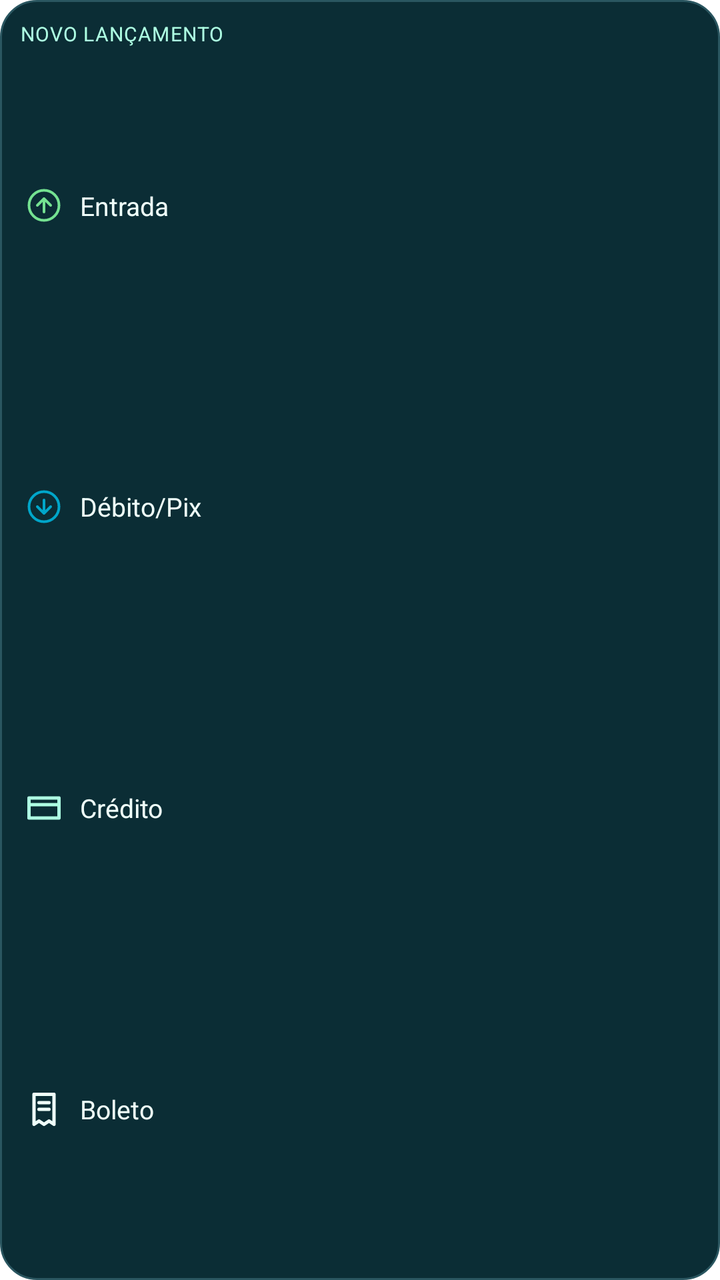
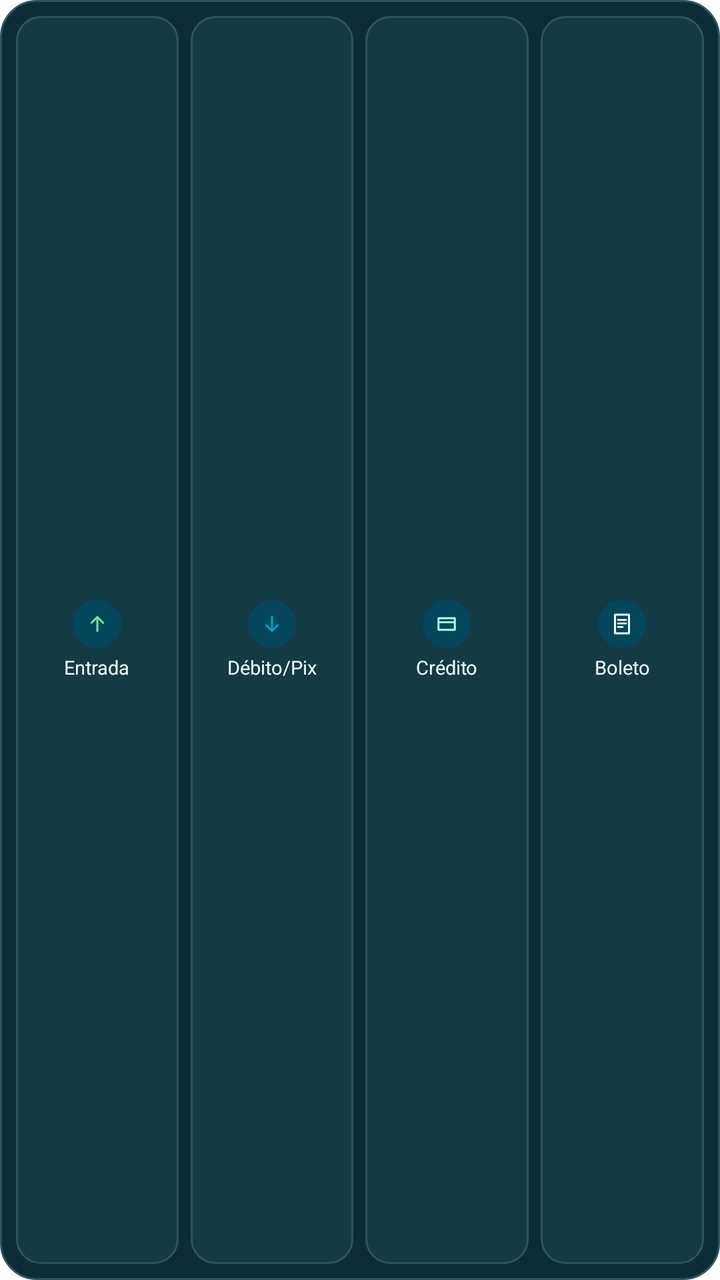

Two renders of the same Android screen: before a commit and after it. Below are the layout's source before the change and the commit's diff.
<!-- AndroidManifest.xml: fallback theme Theme.MaterialComponents.DayNight.NoActionBar -->
<!-- res/layout/grana_central_widget.xml -->
<?xml version="1.0" encoding="utf-8"?>
<LinearLayout xmlns:android="http://schemas.android.com/apk/res/android"
    android:id="@+id/grana_central_raiz"
    android:layout_width="match_parent"
    android:layout_height="match_parent"
    android:background="@drawable/grana_widget_card"
    android:orientation="vertical"
    android:padding="10dp">

  <TextView
      android:layout_width="match_parent"
      android:layout_height="wrap_content"
      android:layout_marginBottom="4dp"
      android:text="@string/grana_central_titulo"
      android:textColor="@color/grana_widget_menta"
      android:textSize="10sp"
      android:letterSpacing="0.04"
      android:textAllCaps="true"
      android:maxLines="1" />

  <TextView
      android:id="@+id/grana_central_entrada"
      android:layout_width="match_parent"
      android:layout_height="0dp"
      android:layout_weight="1"
      android:gravity="center_vertical"
      android:drawableStart="@drawable/ic_grana_widget_entrada"
      android:drawablePadding="8dp"
      android:paddingHorizontal="2dp"
      android:text="@string/grana_central_entrada"
      android:textColor="@color/grana_widget_texto"
      android:textSize="13sp"
      android:maxLines="1" />

  <TextView
      android:id="@+id/grana_central_saida"
      android:layout_width="match_parent"
      android:layout_height="0dp"
      android:layout_weight="1"
      android:gravity="center_vertical"
      android:drawableStart="@drawable/ic_grana_widget_saida"
      android:drawablePadding="8dp"
      android:paddingHorizontal="2dp"
      android:text="@string/grana_central_saida"
      android:textColor="@color/grana_widget_texto"
      android:textSize="13sp"
      android:maxLines="1" />

  <TextView
      android:id="@+id/grana_central_credito"
      android:layout_width="match_parent"
      android:layout_height="0dp"
      android:layout_weight="1"
      android:gravity="center_vertical"
      android:drawableStart="@drawable/ic_grana_widget_credito"
      android:drawablePadding="8dp"
      android:paddingHorizontal="2dp"
      android:text="@string/grana_central_credito"
      android:textColor="@color/grana_widget_texto"
      android:textSize="13sp"
      android:maxLines="1" />

  <TextView
      android:id="@+id/grana_central_boleto"
      android:layout_width="match_parent"
      android:layout_height="0dp"
      android:layout_weight="1"
      android:gravity="center_vertical"
      android:drawableStart="@drawable/ic_grana_widget_boleto"
      android:drawablePadding="8dp"
      android:paddingHorizontal="2dp"
      android:text="@string/grana_central_boleto"
      android:textColor="@color/grana_widget_texto"
      android:textSize="13sp"
      android:maxLines="1" />
</LinearLayout>
<!-- resources referenced by this layout -->
<resources>
  <color name="grana_widget_menta">#AEFFE3</color>
  <color name="grana_widget_texto">#EFFFFA</color>
  <!-- drawable grana_widget_card (drawable) -->
  <?xml version="1.0" encoding="utf-8"?>
  <shape xmlns:android="http://schemas.android.com/apk/res/android" android:shape="rectangle">
    <solid android:color="@color/grana_widget_superficie" />
    <stroke android:width="1dp" android:color="@color/grana_widget_regra" />
    <corners android:radius="18dp" />
  </shape>
  <!-- drawable ic_grana_widget_boleto (drawable) -->
  <vector xmlns:android="http://schemas.android.com/apk/res/android" android:width="20dp" android:height="20dp" android:viewportWidth="24" android:viewportHeight="24">
    <path android:fillColor="@android:color/transparent" android:strokeColor="@color/grana_widget_texto" android:strokeWidth="2" android:strokeLineCap="round" android:strokeLineJoin="round" android:pathData="M6,3L18,3L18,21L15,19L12,21L9,19L6,21zM9,8L15,8M9,12L15,12" />
  </vector>
  <!-- drawable ic_grana_widget_credito (drawable) -->
  <vector xmlns:android="http://schemas.android.com/apk/res/android" android:width="20dp" android:height="20dp" android:viewportWidth="24" android:viewportHeight="24">
    <path android:fillColor="@android:color/transparent" android:strokeColor="@color/grana_widget_menta" android:strokeWidth="2" android:strokeLineJoin="round" android:pathData="M3,6L21,6L21,18L3,18zM3,10L21,10" />
  </vector>
  <!-- drawable ic_grana_widget_entrada (drawable) -->
  <vector xmlns:android="http://schemas.android.com/apk/res/android" android:width="20dp" android:height="20dp" android:viewportWidth="24" android:viewportHeight="24">
    <path android:fillColor="@android:color/transparent" android:strokeColor="@color/grana_widget_entrada" android:strokeWidth="1.6" android:pathData="M3,12 A9,9 0 1,1 21,12 A9,9 0 1,1 3,12" />
    <path android:fillColor="@android:color/transparent" android:strokeColor="@color/grana_widget_entrada" android:strokeWidth="1.6" android:strokeLineCap="round" android:strokeLineJoin="round" android:pathData="M12,16L12,8M8,12L12,8L16,12" />
  </vector>
  <!-- drawable ic_grana_widget_saida (drawable) -->
  <vector xmlns:android="http://schemas.android.com/apk/res/android" android:width="20dp" android:height="20dp" android:viewportWidth="24" android:viewportHeight="24">
    <path android:fillColor="@android:color/transparent" android:strokeColor="@color/grana_widget_saida" android:strokeWidth="1.6" android:pathData="M3,12 A9,9 0 1,1 21,12 A9,9 0 1,1 3,12" />
    <path android:fillColor="@android:color/transparent" android:strokeColor="@color/grana_widget_saida" android:strokeWidth="1.6" android:strokeLineCap="round" android:strokeLineJoin="round" android:pathData="M12,8L12,16M8,12L12,16L16,12" />
  </vector>
  <string name="grana_central_boleto">Boleto</string>
  <string name="grana_central_credito">Crédito</string>
  <string name="grana_central_entrada">Entrada</string>
  <string name="grana_central_saida">Débito/Pix</string>
  <string name="grana_central_titulo">Novo lançamento</string>
  <color name="grana_widget_superficie">#0B2D35</color>
  <color name="grana_widget_regra">#2A5660</color>
  <color name="grana_widget_entrada">#74E291</color>
  <color name="grana_widget_saida">#00A6CA</color>
</resources>

<!-- the commit's change to res/layout/grana_central_widget.xml (unified diff, before → after) -->
@@ -4,73 +4,114 @@
     android:layout_width="match_parent"
     android:layout_height="match_parent"
     android:background="@drawable/grana_widget_card"
-    android:orientation="vertical"
-    android:padding="10dp">
+    android:orientation="horizontal"
+    android:gravity="center_vertical"
+    android:padding="8dp">
 
-  <TextView
-      android:layout_width="match_parent"
-      android:layout_height="wrap_content"
-      android:layout_marginBottom="4dp"
-      android:text="@string/grana_central_titulo"
-      android:textColor="@color/grana_widget_menta"
-      android:textSize="10sp"
-      android:letterSpacing="0.04"
-      android:textAllCaps="true"
-      android:maxLines="1" />
+  <LinearLayout
+      android:id="@+id/grana_central_entrada"
+      android:layout_width="0dp"
+      android:layout_height="match_parent"
+      android:layout_weight="1"
+      android:orientation="vertical"
+      android:gravity="center"
+      android:background="@drawable/grana_widget_acao">
+    <ImageView
+        android:layout_width="24dp"
+        android:layout_height="24dp"
+        android:background="@drawable/grana_widget_selo"
+        android:src="@drawable/ic_grana_widget_entrada"
+        android:padding="5dp"
+        android:scaleType="centerInside" />
+    <TextView
+        android:layout_width="wrap_content"
+        android:layout_height="wrap_content"
+        android:layout_marginTop="3dp"
+        android:text="@string/grana_central_entrada"
+        android:textColor="@color/grana_widget_texto"
+        android:textSize="9.5sp"
+        android:maxLines="1"
+        android:ellipsize="end" />
+  </LinearLayout>
 
-  <TextView
-      android:id="@+id/grana_central_entrada"
-      android:layout_width="match_parent"
-      android:layout_height="0dp"
+  <LinearLayout
+      android:id="@+id/grana_central_saida"
+      android:layout_width="0dp"
+      android:layout_height="match_parent"
       android:layout_weight="1"
-      android:gravity="center_vertical"
-      android:drawableStart="@drawable/ic_grana_widget_entrada"
-      android:drawablePadding="8dp"
-      android:paddingHorizontal="2dp"
-      android:text="@string/grana_central_entrada"
-      android:textColor="@color/grana_widget_texto"
-      android:textSize="13sp"
-      android:maxLines="1" />
+      android:layout_marginStart="6dp"
+      android:orientation="vertical"
+      android:gravity="center"
+      android:background="@drawable/grana_widget_acao">
+    <ImageView
+        android:layout_width="24dp"
+        android:layout_height="24dp"
+        android:background="@drawable/grana_widget_selo"
+        android:src="@drawable/ic_grana_widget_saida"
+        android:padding="5dp"
+        android:scaleType="centerInside" />
+    <TextView
+        android:layout_width="wrap_content"
+        android:layout_height="wrap_content"
+        android:layout_marginTop="3dp"
+        android:text="@string/grana_central_saida"
+        android:textColor="@color/grana_widget_texto"
+        android:textSize="9.5sp"
+        android:maxLines="1"
+        android:ellipsize="end" />
+  </LinearLayout>
 
-  <TextView
-      android:id="@+id/grana_central_saida"
-      android:layout_width="match_parent"
-      android:layout_height="0dp"
+  <LinearLayout
+      android:id="@+id/grana_central_credito"
+      android:layout_width="0dp"
+      android:layout_height="match_parent"
       android:layout_weight="1"
-      android:gravity="center_vertical"
-      android:drawableStart="@drawable/ic_grana_widget_saida"
-      android:drawablePadding="8dp"
-      android:paddingHorizontal="2dp"
-      android:text="@string/grana_central_saida"
-      android:textColor="@color/grana_widget_texto"
-      android:textSize="13sp"
-      android:maxLines="1" />
+      android:layout_marginStart="6dp"
+      android:orientation="vertical"
+      android:gravity="center"
+      android:background="@drawable/grana_widget_acao">
+    <ImageView
+        android:layout_width="24dp"
+        android:layout_height="24dp"
+        android:background="@drawable/grana_widget_selo"
+        android:src="@drawable/ic_grana_widget_credito"
+        android:padding="5dp"
+        android:scaleType="centerInside" />
+    <TextView
+        android:layout_width="wrap_content"
+        android:layout_height="wrap_content"
+        android:layout_marginTop="3dp"
+        android:text="@string/grana_central_credito"
+        android:textColor="@color/grana_widget_texto"
+        android:textSize="9.5sp"
+        android:maxLines="1"
+        android:ellipsize="end" />
+  </LinearLayout>
 
-  <TextView
-      android:id="@+id/grana_central_credito"
-      android:layout_width="match_parent"
-      android:layout_height="0dp"
+  <LinearLayout
+      android:id="@+id/grana_central_boleto"
+      android:layout_width="0dp"
+      android:layout_height="match_parent"
       android:layout_weight="1"
-      android:gravity="center_vertical"
-      android:drawableStart="@drawable/ic_grana_widget_credito"
-      android:drawablePadding="8dp"
-      android:paddingHorizontal="2dp"
-      android:text="@string/grana_central_credito"
-      android:textColor="@color/grana_widget_texto"
-      android:textSize="13sp"
-      android:maxLines="1" />
-
-  <TextView
-      android:id="@+id/grana_central_boleto"
-      android:layout_width="match_parent"
-      android:layout_height="0dp"
-      android:layout_weight="1"
-      android:gravity="center_vertical"
-      android:drawableStart="@drawable/ic_grana_widget_boleto"
-      android:drawablePadding="8dp"
-      android:paddingHorizontal="2dp"
-      android:text="@string/grana_central_boleto"
-      android:textColor="@color/grana_widget_texto"
-      android:textSize="13sp"
-      android:maxLines="1" />
+      android:layout_marginStart="6dp"
+      android:orientation="vertical"
+      android:gravity="center"
+      android:background="@drawable/grana_widget_acao">
+    <ImageView
+        android:layout_width="24dp"
+        android:layout_height="24dp"
+        android:background="@drawable/grana_widget_selo"
+        android:src="@drawable/ic_grana_widget_boleto"
+        android:padding="5dp"
+        android:scaleType="centerInside" />
+    <TextView
+        android:layout_width="wrap_content"
+        android:layout_height="wrap_content"
+        android:layout_marginTop="3dp"
+        android:text="@string/grana_central_boleto"
+        android:textColor="@color/grana_widget_texto"
+        android:textSize="9.5sp"
+        android:maxLines="1"
+        android:ellipsize="end" />
+  </LinearLayout>
 </LinearLayout>
<!-- resource entries referenced after the edit -->
@@ -2,6 +2,13 @@
 <resources>
   <color name="grana_widget_menta">#AEFFE3</color>
   <color name="grana_widget_texto">#EFFFFA</color>
+  <!-- drawable grana_widget_acao (drawable) -->
+  <?xml version="1.0" encoding="utf-8"?>
+  <shape xmlns:android="http://schemas.android.com/apk/res/android" android:shape="rectangle">
+    <solid android:color="@color/grana_widget_superficie_alta" />
+    <stroke android:width="1dp" android:color="@color/grana_widget_regra" />
+    <corners android:radius="12dp" />
+  </shape>
   <!-- drawable grana_widget_card (drawable) -->
   <?xml version="1.0" encoding="utf-8"?>
   <shape xmlns:android="http://schemas.android.com/apk/res/android" android:shape="rectangle">
@@ -9,30 +16,33 @@
     <stroke android:width="1dp" android:color="@color/grana_widget_regra" />
     <corners android:radius="18dp" />
   </shape>
+  <!-- drawable grana_widget_selo (drawable) -->
+  <shape xmlns:android="http://schemas.android.com/apk/res/android" android:shape="oval">
+    <solid android:color="@color/grana_widget_selo" />
+  </shape>
   <!-- drawable ic_grana_widget_boleto (drawable) -->
   <vector xmlns:android="http://schemas.android.com/apk/res/android" android:width="20dp" android:height="20dp" android:viewportWidth="24" android:viewportHeight="24">
-    <path android:fillColor="@android:color/transparent" android:strokeColor="@color/grana_widget_texto" android:strokeWidth="2" android:strokeLineCap="round" android:strokeLineJoin="round" android:pathData="M6,3L18,3L18,21L15,19L12,21L9,19L6,21zM9,8L15,8M9,12L15,12" />
+    <path android:fillColor="@android:color/transparent" android:strokeColor="@color/grana_widget_texto" android:strokeWidth="1.6" android:strokeLineCap="round" android:strokeLineJoin="round" android:pathData="M6,4h12v16h-12zM8.5,8.5h7M8.5,11.5h7M8.5,14.5h4" />
   </vector>
   <!-- drawable ic_grana_widget_credito (drawable) -->
   <vector xmlns:android="http://schemas.android.com/apk/res/android" android:width="20dp" android:height="20dp" android:viewportWidth="24" android:viewportHeight="24">
-    <path android:fillColor="@android:color/transparent" android:strokeColor="@color/grana_widget_menta" android:strokeWidth="2" android:strokeLineJoin="round" android:pathData="M3,6L21,6L21,18L3,18zM3,10L21,10" />
+    <path android:fillColor="@android:color/transparent" android:strokeColor="@color/grana_widget_menta" android:strokeWidth="1.6" android:strokeLineJoin="round" android:strokeLineCap="round" android:pathData="M5,7h14v10h-14zM5,10.5h14" />
   </vector>
   <!-- drawable ic_grana_widget_entrada (drawable) -->
   <vector xmlns:android="http://schemas.android.com/apk/res/android" android:width="20dp" android:height="20dp" android:viewportWidth="24" android:viewportHeight="24">
-    <path android:fillColor="@android:color/transparent" android:strokeColor="@color/grana_widget_entrada" android:strokeWidth="1.6" android:pathData="M3,12 A9,9 0 1,1 21,12 A9,9 0 1,1 3,12" />
-    <path android:fillColor="@android:color/transparent" android:strokeColor="@color/grana_widget_entrada" android:strokeWidth="1.6" android:strokeLineCap="round" android:strokeLineJoin="round" android:pathData="M12,16L12,8M8,12L12,8L16,12" />
+    <path android:fillColor="@android:color/transparent" android:strokeColor="@color/grana_widget_entrada" android:strokeWidth="1.7" android:strokeLineCap="round" android:strokeLineJoin="round" android:pathData="M12,18V6M7,11L12,6L17,11" />
   </vector>
   <!-- drawable ic_grana_widget_saida (drawable) -->
   <vector xmlns:android="http://schemas.android.com/apk/res/android" android:width="20dp" android:height="20dp" android:viewportWidth="24" android:viewportHeight="24">
-    <path android:fillColor="@android:color/transparent" android:strokeColor="@color/grana_widget_saida" android:strokeWidth="1.6" android:pathData="M3,12 A9,9 0 1,1 21,12 A9,9 0 1,1 3,12" />
-    <path android:fillColor="@android:color/transparent" android:strokeColor="@color/grana_widget_saida" android:strokeWidth="1.6" android:strokeLineCap="round" android:strokeLineJoin="round" android:pathData="M12,8L12,16M8,12L12,16L16,12" />
+    <path android:fillColor="@android:color/transparent" android:strokeColor="@color/grana_widget_saida" android:strokeWidth="1.7" android:strokeLineCap="round" android:strokeLineJoin="round" android:pathData="M12,6V18M7,13L12,18L17,13" />
   </vector>
   <string name="grana_central_boleto">Boleto</string>
   <string name="grana_central_credito">Crédito</string>
   <string name="grana_central_entrada">Entrada</string>
   <string name="grana_central_saida">Débito/Pix</string>
-  <string name="grana_central_titulo">Novo lançamento</string>
+  <color name="grana_widget_superficie_alta">#123B44</color>
   <color name="grana_widget_superficie">#0B2D35</color>
+  <color name="grana_widget_selo">#04475C</color>
   <color name="grana_widget_regra">#2A5660</color>
   <color name="grana_widget_entrada">#74E291</color>
   <color name="grana_widget_saida">#00A6CA</color>
